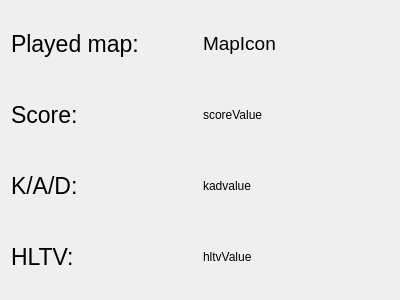
Before: the Qt Designer form matchdatapanel.ui in szwoloszyn/FaceitAnalyserApp, drawn with Qt 5.
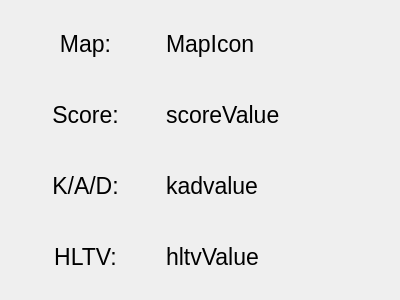
After: the same form once the commit is applied.

Patch:
```diff
--- a/matchdatapanel.ui
+++ b/matchdatapanel.ui
@@ -14,38 +14,119 @@
    <string>Form</string>
   </property>
   <layout class="QGridLayout" name="gridLayout">
+   <item row="3" column="1">
+    <widget class="QLabel" name="hltvValue">
+     <property name="sizePolicy">
+      <sizepolicy hsizetype="Preferred" vsizetype="Preferred">
+       <horstretch>3</horstretch>
+       <verstretch>0</verstretch>
+      </sizepolicy>
+     </property>
+     <property name="font">
+      <font>
+       <pointsize>17</pointsize>
+      </font>
+     </property>
+     <property name="text">
+      <string>hltvValue</string>
+     </property>
+     <property name="alignment">
+      <set>Qt::AlignmentFlag::AlignJustify|Qt::AlignmentFlag::AlignVCenter</set>
+     </property>
+    </widget>
+   </item>
+   <item row="2" column="0">
+    <widget class="QLabel" name="kadLabel">
+     <property name="sizePolicy">
+      <sizepolicy hsizetype="Preferred" vsizetype="Preferred">
+       <horstretch>2</horstretch>
+       <verstretch>0</verstretch>
+      </sizepolicy>
+     </property>
+     <property name="font">
+      <font>
+       <pointsize>17</pointsize>
+      </font>
+     </property>
+     <property name="text">
+      <string>K/A/D:</string>
+     </property>
+     <property name="alignment">
+      <set>Qt::AlignmentFlag::AlignCenter</set>
+     </property>
+    </widget>
+   </item>
+   <item row="2" column="1">
+    <widget class="QLabel" name="kadValue">
+     <property name="sizePolicy">
+      <sizepolicy hsizetype="Preferred" vsizetype="Preferred">
+       <horstretch>3</horstretch>
+       <verstretch>0</verstretch>
+      </sizepolicy>
+     </property>
+     <property name="font">
+      <font>
+       <pointsize>17</pointsize>
+      </font>
+     </property>
+     <property name="text">
+      <string>kadvalue</string>
+     </property>
+     <property name="alignment">
+      <set>Qt::AlignmentFlag::AlignJustify|Qt::AlignmentFlag::AlignVCenter</set>
+     </property>
+    </widget>
+   </item>
    <item row="0" column="0">
     <widget class="QLabel" name="mapLabel">
+     <property name="sizePolicy">
+      <sizepolicy hsizetype="Preferred" vsizetype="Preferred">
+       <horstretch>2</horstretch>
+       <verstretch>0</verstretch>
+      </sizepolicy>
+     </property>
      <property name="font">
       <font>
        <pointsize>17</pointsize>
       </font>
      </property>
      <property name="text">
-      <string>Played map: </string>
+      <string>Map:</string>
      </property>
      <property name="alignment">
-      <set>Qt::AlignmentFlag::AlignLeading|Qt::AlignmentFlag::AlignLeft|Qt::AlignmentFlag::AlignVCenter</set>
+      <set>Qt::AlignmentFlag::AlignCenter</set>
      </property>
     </widget>
    </item>
    <item row="0" column="1">
     <widget class="QLabel" name="mapValue">
+     <property name="sizePolicy">
+      <sizepolicy hsizetype="Preferred" vsizetype="Preferred">
+       <horstretch>3</horstretch>
+       <verstretch>0</verstretch>
+      </sizepolicy>
+     </property>
      <property name="font">
       <font>
-       <pointsize>14</pointsize>
+       <pointsize>17</pointsize>
       </font>
      </property>
      <property name="text">
       <string>MapIcon</string>
      </property>
      <property name="alignment">
-      <set>Qt::AlignmentFlag::AlignLeading|Qt::AlignmentFlag::AlignLeft|Qt::AlignmentFlag::AlignVCenter</set>
+      <set>Qt::AlignmentFlag::AlignJustify|Qt::AlignmentFlag::AlignVCenter</set>
      </property>
     </widget>
    </item>
    <item row="1" column="0">
     <widget class="QLabel" name="scoreLabel">
+     <property name="sizePolicy">
+      <sizepolicy hsizetype="Preferred" vsizetype="Preferred">
+       <horstretch>2</horstretch>
+       <verstretch>0</verstretch>
+      </sizepolicy>
+     </property>
      <property name="font">
       <font>
        <pointsize>17</pointsize>
@@ -55,47 +136,39 @@
       <string>Score:</string>
      </property>
      <property name="alignment">
-      <set>Qt::AlignmentFlag::AlignLeading|Qt::AlignmentFlag::AlignLeft|Qt::AlignmentFlag::AlignVCenter</set>
+      <set>Qt::AlignmentFlag::AlignCenter</set>
      </property>
     </widget>
    </item>
    <item row="1" column="1">
     <widget class="QLabel" name="scoreValue">
+     <property name="sizePolicy">
+      <sizepolicy hsizetype="Preferred" vsizetype="Preferred">
+       <horstretch>3</horstretch>
+       <verstretch>0</verstretch>
+      </sizepolicy>
+     </property>
+     <property name="font">
+      <font>
+       <pointsize>17</pointsize>
+      </font>
+     </property>
      <property name="text">
       <string>scoreValue</string>
      </property>
      <property name="alignment">
-      <set>Qt::AlignmentFlag::AlignLeading|Qt::AlignmentFlag::AlignLeft|Qt::AlignmentFlag::AlignVCenter</set>
-     </property>
-    </widget>
-   </item>
-   <item row="2" column="0">
-    <widget class="QLabel" name="kadLabel">
-     <property name="font">
-      <font>
-       <pointsize>17</pointsize>
-      </font>
-     </property>
-     <property name="text">
-      <string>K/A/D:</string>
-     </property>
-     <property name="alignment">
-      <set>Qt::AlignmentFlag::AlignLeading|Qt::AlignmentFlag::AlignLeft|Qt::AlignmentFlag::AlignVCenter</set>
-     </property>
-    </widget>
-   </item>
-   <item row="2" column="1">
-    <widget class="QLabel" name="kadValue">
-     <property name="text">
-      <string>kadvalue</string>
-     </property>
-     <property name="alignment">
-      <set>Qt::AlignmentFlag::AlignLeading|Qt::AlignmentFlag::AlignLeft|Qt::AlignmentFlag::AlignVCenter</set>
+      <set>Qt::AlignmentFlag::AlignJustify|Qt::AlignmentFlag::AlignVCenter</set>
      </property>
     </widget>
    </item>
    <item row="3" column="0">
     <widget class="QLabel" name="hltvLabel">
+     <property name="sizePolicy">
+      <sizepolicy hsizetype="Preferred" vsizetype="Preferred">
+       <horstretch>2</horstretch>
+       <verstretch>0</verstretch>
+      </sizepolicy>
+     </property>
      <property name="font">
       <font>
        <pointsize>17</pointsize>
@@ -105,17 +178,7 @@
       <string>HLTV:</string>
      </property>
      <property name="alignment">
-      <set>Qt::AlignmentFlag::AlignLeading|Qt::AlignmentFlag::AlignLeft|Qt::AlignmentFlag::AlignVCenter</set>
-     </property>
-    </widget>
-   </item>
-   <item row="3" column="1">
-    <widget class="QLabel" name="hltvValue">
-     <property name="text">
-      <string>hltvValue</string>
-     </property>
-     <property name="alignment">
-      <set>Qt::AlignmentFlag::AlignLeading|Qt::AlignmentFlag::AlignLeft|Qt::AlignmentFlag::AlignVCenter</set>
+      <set>Qt::AlignmentFlag::AlignCenter</set>
      </property>
     </widget>
    </item>
```
